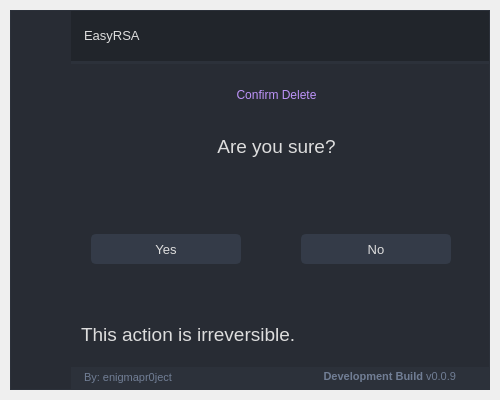
First picture: the form in UI/confirmDelete.ui, repository ameasere/EasyRSA, before the edit.
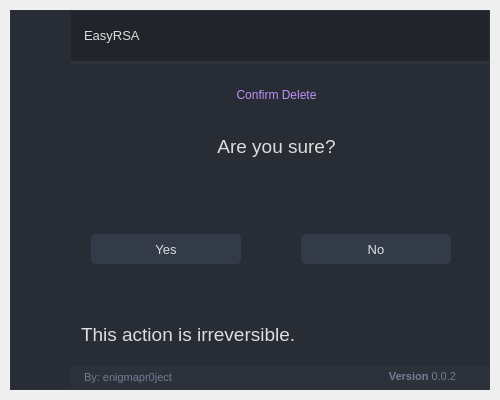
Second picture: the form after the edit. Icons and pictures are not drawn.

```diff
--- a/UI/confirmDelete.ui
+++ b/UI/confirmDelete.ui
@@ -1321,7 +1321,7 @@
                 <item>
                  <widget class="QLabel" name="version">
                   <property name="text">
-                   <string>&lt;html&gt;&lt;head/&gt;&lt;body&gt;&lt;p&gt;&lt;span style=&quot; font-weight:600;&quot;&gt;Development Build&lt;/span&gt; v0.0.9&lt;/p&gt;&lt;/body&gt;&lt;/html&gt;</string>
+                   <string>&lt;html&gt;&lt;head/&gt;&lt;body&gt;&lt;p&gt;&lt;span style=&quot; font-weight:600;&quot;&gt;Version&lt;/span&gt; 0.0.2&lt;/p&gt;&lt;/body&gt;&lt;/html&gt;</string>
                   </property>
                   <property name="alignment">
                    <set>Qt::AlignRight|Qt::AlignTrailing|Qt::AlignVCenter</set>
```
Left out of the diff: 8 changed lines with no effect on the pictures.
